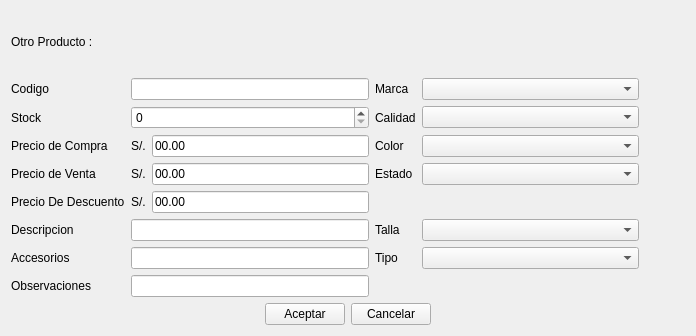
rodety/manager, file producto/ui_agregarotros.ui: the form before one commit.
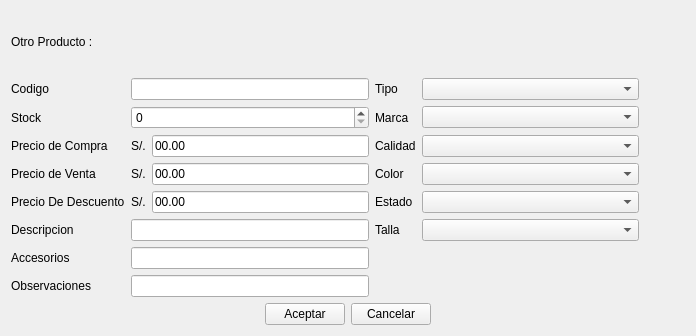
The form after the commit. Icons and pictures are not drawn. Custom widgets are drawn as their Qt base class.

The edit to the form file:
```diff
--- a/producto/ui_agregarotros.ui
+++ b/producto/ui_agregarotros.ui
@@ -23,39 +23,6 @@
    </item>
    <item row="1" column="0">
     <layout class="QGridLayout" name="gridLayout_4">
-     <item row="6" column="4">
-      <widget class="MyComboBox" name="comboBox_tipo"/>
-     </item>
-     <item row="6" column="3">
-      <widget class="QLabel" name="label">
-       <property name="text">
-        <string>Tipo</string>
-       </property>
-      </widget>
-     </item>
-     <item row="0" column="5">
-      <widget class="QPushButton" name="pushButton_xmarca">
-       <property name="sizePolicy">
-        <sizepolicy hsizetype="Fixed" vsizetype="Fixed">
-         <horstretch>0</horstretch>
-         <verstretch>0</verstretch>
-        </sizepolicy>
-       </property>
-       <property name="text">
-        <string/>
-       </property>
-       <property name="icon">
-        <iconset resource="../Icons/Icons.qrc">
-         <normaloff>:/Icons/1349716373_monotone_close_exit_delete_small.png</normaloff>:/Icons/1349716373_monotone_close_exit_delete_small.png</iconset>
-       </property>
-       <property name="autoDefault">
-        <bool>false</bool>
-       </property>
-       <property name="flat">
-        <bool>true</bool>
-       </property>
-      </widget>
-     </item>
      <item row="0" column="0">
       <widget class="QLabel" name="label_14">
        <property name="text">
@@ -101,19 +68,6 @@
        </property>
       </widget>
      </item>
-     <item row="0" column="3">
-      <widget class="QLabel" name="label_24">
-       <property name="sizePolicy">
-        <sizepolicy hsizetype="Preferred" vsizetype="Preferred">
-         <horstretch>0</horstretch>
-         <verstretch>0</verstretch>
-        </sizepolicy>
-       </property>
-       <property name="text">
-        <string>Marca</string>
-       </property>
-      </widget>
-     </item>
      <item row="2" column="2">
       <widget class="QLineEdit" name="lineEdit_precioCompra">
        <property name="text">
@@ -162,16 +116,6 @@
        </property>
       </widget>
      </item>
-     <item row="0" column="4">
-      <widget class="MyComboBox" name="comboBox_marca">
-       <property name="sizePolicy">
-        <sizepolicy hsizetype="Expanding" vsizetype="Fixed">
-         <horstretch>0</horstretch>
-         <verstretch>0</verstretch>
-        </sizepolicy>
-       </property>
-      </widget>
-     </item>
      <item row="7" column="1" colspan="2">
       <widget class="QLineEdit" name="lineEdit_observaciones">
        <property name="readOnly">
@@ -229,109 +173,119 @@
        </property>
       </widget>
      </item>
-     <item row="1" column="3">
-      <widget class="QLabel" name="label_28">
+     <item row="5" column="5">
+      <widget class="QPushButton" name="pushButton_xtalla">
        <property name="sizePolicy">
-        <sizepolicy hsizetype="Preferred" vsizetype="Preferred">
+        <sizepolicy hsizetype="Fixed" vsizetype="Fixed">
          <horstretch>0</horstretch>
          <verstretch>0</verstretch>
         </sizepolicy>
        </property>
        <property name="text">
-        <string>Calidad</string>
+        <string/>
        </property>
-      </widget>
-     </item>
-     <item row="2" column="3">
-      <widget class="QLabel" name="label_29">
-       <property name="sizePolicy">
-        <sizepolicy hsizetype="Preferred" vsizetype="Preferred">
-         <horstretch>0</horstretch>
-         <verstretch>0</verstretch>
-        </sizepolicy>
+       <property name="icon">
+        <iconset resource="../Icons/Icons.qrc">
+         <normaloff>:/Icons/1349716373_monotone_close_exit_delete_small.png</normaloff>:/Icons/1349716373_monotone_close_exit_delete_small.png</iconset>
        </property>
-       <property name="text">
-        <string>Color</string>
+       <property name="autoDefault">
+        <bool>false</bool>
        </property>
+       <property name="flat">
+        <bool>true</bool>
+       </property>
       </widget>
      </item>
-     <item row="3" column="3">
+     <item row="4" column="3">
       <widget class="QLabel" name="label_estado">
        <property name="text">
         <string>Estado</string>
        </property>
       </widget>
      </item>
-     <item row="1" column="4">
-      <widget class="MyComboBox" name="comboBox_calidad">
-       <property name="sizePolicy">
-        <sizepolicy hsizetype="Expanding" vsizetype="Fixed">
-         <horstretch>0</horstretch>
-         <verstretch>0</verstretch>
-        </sizepolicy>
-       </property>
-      </widget>
-     </item>
-     <item row="2" column="4">
-      <widget class="MyComboBox" name="comboBox_color">
-       <property name="sizePolicy">
-        <sizepolicy hsizetype="Expanding" vsizetype="Fixed">
-         <horstretch>0</horstretch>
-         <verstretch>0</verstretch>
-        </sizepolicy>
-       </property>
-      </widget>
-     </item>
-     <item row="3" column="4">
+     <item row="4" column="4">
       <widget class="MyComboBox" name="comboBox_estado"/>
      </item>
-     <item row="1" column="5">
-      <widget class="QPushButton" name="pushButton_xcalidad">
+     <item row="3" column="3">
+      <widget class="QLabel" name="label_29">
        <property name="sizePolicy">
-        <sizepolicy hsizetype="Fixed" vsizetype="Fixed">
+        <sizepolicy hsizetype="Preferred" vsizetype="Preferred">
          <horstretch>0</horstretch>
          <verstretch>0</verstretch>
         </sizepolicy>
        </property>
        <property name="text">
-        <string/>
+        <string>Color</string>
        </property>
-       <property name="icon">
-        <iconset resource="../Icons/Icons.qrc">
-         <normaloff>:/Icons/1349716373_monotone_close_exit_delete_small.png</normaloff>:/Icons/1349716373_monotone_close_exit_delete_small.png</iconset>
+      </widget>
+     </item>
+     <item row="3" column="4">
+      <widget class="MyComboBox" name="comboBox_color">
+       <property name="sizePolicy">
+        <sizepolicy hsizetype="Expanding" vsizetype="Fixed">
+         <horstretch>0</horstretch>
+         <verstretch>0</verstretch>
+        </sizepolicy>
        </property>
-       <property name="autoDefault">
-        <bool>false</bool>
+      </widget>
+     </item>
+     <item row="2" column="3">
+      <widget class="QLabel" name="label_28">
+       <property name="sizePolicy">
+        <sizepolicy hsizetype="Preferred" vsizetype="Preferred">
+         <horstretch>0</horstretch>
+         <verstretch>0</verstretch>
+        </sizepolicy>
        </property>
-       <property name="flat">
-        <bool>true</bool>
+       <property name="text">
+        <string>Calidad</string>
        </property>
       </widget>
      </item>
-     <item row="2" column="5">
-      <widget class="QPushButton" name="pushButton_xcolor">
+     <item row="2" column="4">
+      <widget class="MyComboBox" name="comboBox_calidad">
        <property name="sizePolicy">
-        <sizepolicy hsizetype="Fixed" vsizetype="Fixed">
+        <sizepolicy hsizetype="Expanding" vsizetype="Fixed">
          <horstretch>0</horstretch>
          <verstretch>0</verstretch>
         </sizepolicy>
        </property>
+      </widget>
+     </item>
+     <item row="1" column="3">
+      <widget class="QLabel" name="label_24">
+       <property name="sizePolicy">
+        <sizepolicy hsizetype="Preferred" vsizetype="Preferred">
+         <horstretch>0</horstretch>
+         <verstretch>0</verstretch>
+        </sizepolicy>
+       </property>
        <property name="text">
-        <string/>
+        <string>Marca</string>
        </property>
-       <property name="icon">
-        <iconset resource="../Icons/Icons.qrc">
-         <normaloff>:/Icons/1349716373_monotone_close_exit_delete_small.png</normaloff>:/Icons/1349716373_monotone_close_exit_delete_small.png</iconset>
+      </widget>
+     </item>
+     <item row="1" column="4">
+      <widget class="MyComboBox" name="comboBox_marca">
+       <property name="sizePolicy">
+        <sizepolicy hsizetype="Expanding" vsizetype="Fixed">
+         <horstretch>0</horstretch>
+         <verstretch>0</verstretch>
+        </sizepolicy>
        </property>
-       <property name="autoDefault">
-        <bool>false</bool>
+      </widget>
+     </item>
+     <item row="0" column="3">
+      <widget class="QLabel" name="label">
+       <property name="text">
+        <string>Tipo</string>
        </property>
-       <property name="flat">
-        <bool>true</bool>
-       </property>
       </widget>
      </item>
-     <item row="3" column="5">
+     <item row="0" column="4">
+      <widget class="MyComboBox" name="comboBox_tipo"/>
+     </item>
+     <item row="4" column="5">
       <widget class="QPushButton" name="pushButton_xestado">
        <property name="text">
         <string/>
@@ -345,8 +299,8 @@
        </property>
       </widget>
      </item>
-     <item row="5" column="5">
-      <widget class="QPushButton" name="pushButton_xtalla">
+     <item row="3" column="5">
+      <widget class="QPushButton" name="pushButton_xcolor">
        <property name="sizePolicy">
         <sizepolicy hsizetype="Fixed" vsizetype="Fixed">
          <horstretch>0</horstretch>
@@ -368,7 +322,53 @@
        </property>
       </widget>
      </item>
-     <item row="6" column="5">
+     <item row="2" column="5">
+      <widget class="QPushButton" name="pushButton_xcalidad">
+       <property name="sizePolicy">
+        <sizepolicy hsizetype="Fixed" vsizetype="Fixed">
+         <horstretch>0</horstretch>
+         <verstretch>0</verstretch>
+        </sizepolicy>
+       </property>
+       <property name="text">
+        <string/>
+       </property>
+       <property name="icon">
+        <iconset resource="../Icons/Icons.qrc">
+         <normaloff>:/Icons/1349716373_monotone_close_exit_delete_small.png</normaloff>:/Icons/1349716373_monotone_close_exit_delete_small.png</iconset>
+       </property>
+       <property name="autoDefault">
+        <bool>false</bool>
+       </property>
+       <property name="flat">
+        <bool>true</bool>
+       </property>
+      </widget>
+     </item>
+     <item row="1" column="5">
+      <widget class="QPushButton" name="pushButton_xmarca">
+       <property name="sizePolicy">
+        <sizepolicy hsizetype="Fixed" vsizetype="Fixed">
+         <horstretch>0</horstretch>
+         <verstretch>0</verstretch>
+        </sizepolicy>
+       </property>
+       <property name="text">
+        <string/>
+       </property>
+       <property name="icon">
+        <iconset resource="../Icons/Icons.qrc">
+         <normaloff>:/Icons/1349716373_monotone_close_exit_delete_small.png</normaloff>:/Icons/1349716373_monotone_close_exit_delete_small.png</iconset>
+       </property>
+       <property name="autoDefault">
+        <bool>false</bool>
+       </property>
+       <property name="flat">
+        <bool>true</bool>
+       </property>
+      </widget>
+     </item>
+     <item row="0" column="5">
       <widget class="QPushButton" name="pushButton_xtipo">
        <property name="sizePolicy">
         <sizepolicy hsizetype="Fixed" vsizetype="Fixed">
```
Left out of the diff: 2 changed lines with no effect on the pictures.
